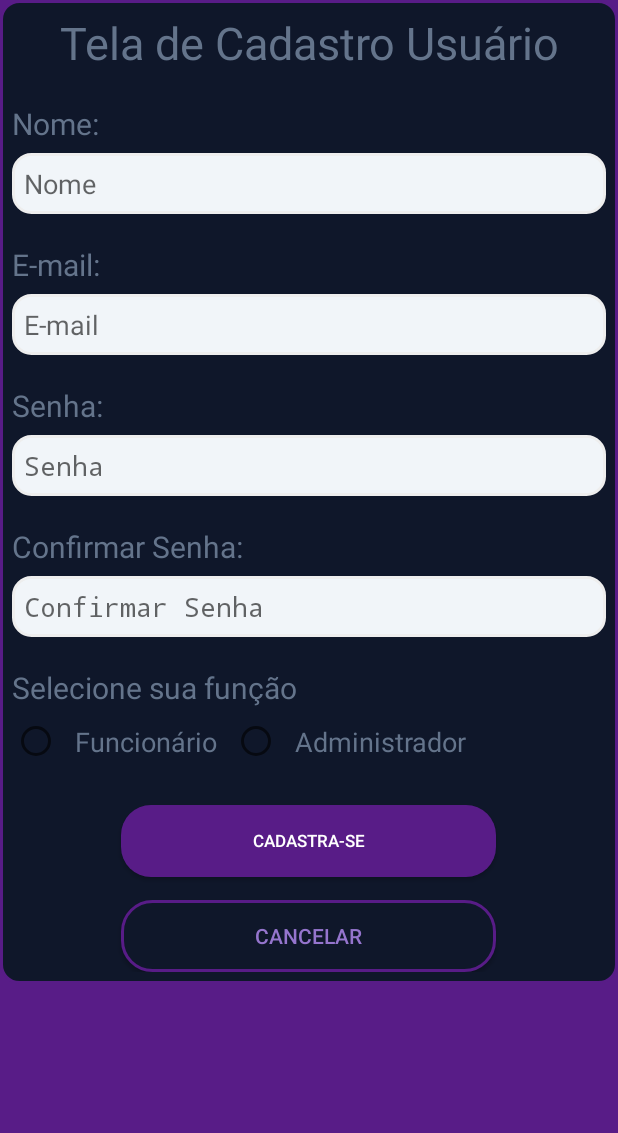
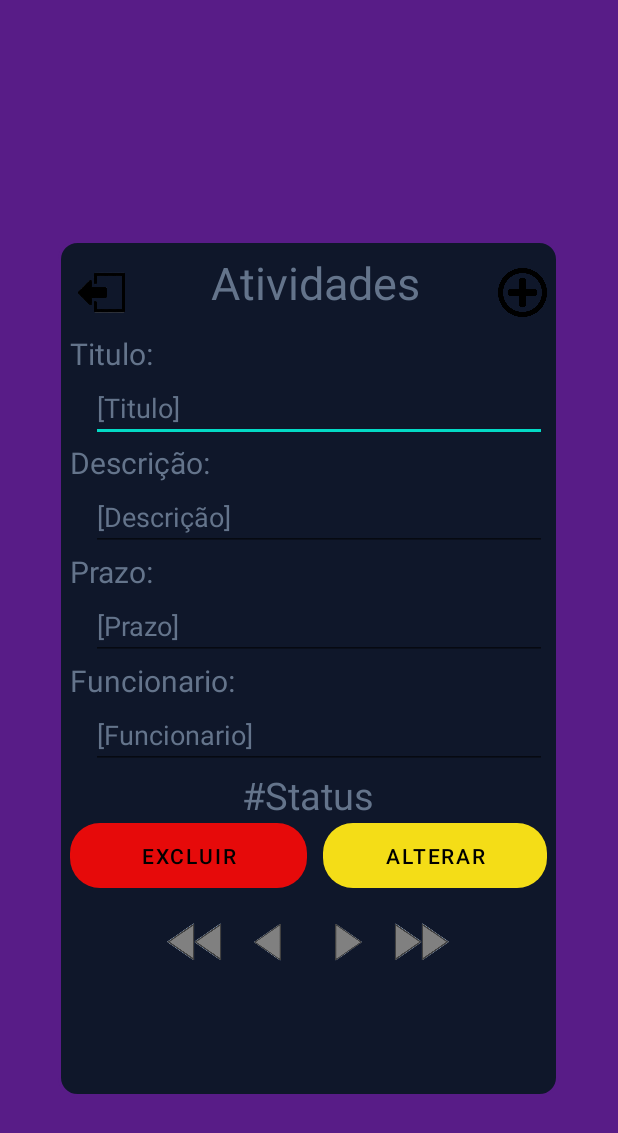
Before and after one commit to luizfeit/FazAi-Projeto_AndroidStudio, an Android app: the VIsualizarAtividadesActivity screen opened directly, with no data from a screen before it, after a tap on "TODO", on a phone screen of 412 x 824 dp. Shown: the top 1133 px of the screen. Run offline under Robolectric (Android 15) with nearby library versions, the phone set to English and light mode, and no system bars.

Commit message:
Adicionando tela de Adm

```diff
--- a/app/src/main/AndroidManifest.xml
+++ b/app/src/main/AndroidManifest.xml
@@ -9,6 +9,9 @@
         android:roundIcon="@mipmap/ic_launcher_round"
         android:supportsRtl="true"
         android:theme="@style/Theme.FazaAiProjetoPimentel">
+        <activity
+            android:name=".VisualizarTelaAdmActivity"
+            android:exported="false" />
         <activity
             android:name=".VIsualizarAtividadesActivity"
             android:exported="false" />
--- a/app/src/main/java/com/example/fazaaiprojetopimentel/VIsualizarAtividadesActivity.java
+++ b/app/src/main/java/com/example/fazaaiprojetopimentel/VIsualizarAtividadesActivity.java
@@ -35,7 +35,7 @@ public class VIsualizarAtividadesActivity extends Activity {
             @Override
             public void onClick(View v) {
                 Intent logout = new Intent(VIsualizarAtividadesActivity.this,
-                        TelaDeCadastroActivity.class);
+                        VisualizarTelaAdmActivity.class);
                 VIsualizarAtividadesActivity.this.startActivity(logout);
             }
         });
--- /dev/null
+++ b/app/src/main/java/com/example/fazaaiprojetopimentel/VisualizarTelaAdmActivity.java
@@ -0,0 +1,21 @@
+package com.example.fazaaiprojetopimentel;
+
+import android.app.Activity;
+import android.content.ContentValues;
+import android.content.Intent;
+import android.os.Bundle;
+import android.app.AlertDialog;
+import android.content.Context;
+import android.database. sqlite.SQLiteDatabase;
+import android.view.View;
+import android.widget.*;
+
+
+public class VisualizarTelaAdmActivity extends Activity {
+
+    @Override
+    protected void onCreate(Bundle savedInstanceState) {
+        super.onCreate(savedInstanceState);
+        setContentView(R.layout.activity_visualizar_tela_adm);
+    }
+}
--- /dev/null
+++ b/app/src/main/res/drawable/btnalterar.xml
@@ -0,0 +1,5 @@
+<?xml version="1.0" encoding="utf-8"?>
+<shape xmlns:android="http://schemas.android.com/apk/res/android">
+    <corners android:radius="20dp" />
+    <solid android:color="#F4DD17" />
+</shape>
--- /dev/null
+++ b/app/src/main/res/drawable/btnexcluir.xml
@@ -0,0 +1,4 @@
+<shape xmlns:android="http://schemas.android.com/apk/res/android">
+    <corners android:radius="20dp" />
+    <solid android:color="#E60A0A" />
+</shape>
--- /dev/null
+++ b/app/src/main/res/layout/activity_visualizar_tela_adm.xml
@@ -0,0 +1,229 @@
+<?xml version="1.0" encoding="utf-8"?>
+<androidx.constraintlayout.widget.ConstraintLayout xmlns:android="http://schemas.android.com/apk/res/android"
+    xmlns:app="http://schemas.android.com/apk/res-auto"
+    xmlns:tools="http://schemas.android.com/tools"
+    android:layout_width="match_parent"
+    android:layout_height="match_parent"
+    tools:context=".VIsualizarAtividadesActivity"
+    android:background="#581C87">
+
+    <LinearLayout
+        android:layout_width="334dp"
+        android:layout_height="571dp"
+        android:layout_marginTop="69dp"
+        android:background="@drawable/telaloginstyles"
+        android:orientation="vertical"
+        app:layout_constraintBottom_toBottomOf="parent"
+        app:layout_constraintEnd_toEndOf="parent"
+        app:layout_constraintHorizontal_bias="0.493"
+        app:layout_constraintStart_toStartOf="parent"
+        app:layout_constraintTop_toTopOf="parent"
+        app:layout_constraintVertical_bias="0.494">
+
+        <LinearLayout
+            android:layout_width="match_parent"
+            android:layout_height="wrap_content"
+            android:orientation="horizontal">
+
+            <ImageView
+                android:id="@+id/imgsair"
+                android:layout_width="32dp"
+                android:layout_height="match_parent"
+                android:layout_weight="1"
+                android:contentDescription="@string/todo"
+                android:src="@drawable/img_sair"
+                tools:ignore="ImageContrastCheck" />
+
+            <TextView
+                android:id="@+id/textView15"
+                android:layout_width="243dp"
+                android:layout_height="54dp"
+                android:text="@string/atividades"
+                android:textAlignment="center"
+                android:textColor="#64748B"
+                android:textSize="30sp" />
+
+            <ImageView
+                android:id="@+id/imgadicionar"
+                android:layout_width="22dp"
+                android:layout_height="match_parent"
+                android:layout_weight="1"
+                android:contentDescription="@string/todo"
+                android:src="@drawable/img_adicionar"
+                tools:ignore="ImageContrastCheck" />
+
+        </LinearLayout>
+
+        <TextView
+            android:id="@+id/textView17"
+            android:layout_width="match_parent"
+            android:layout_height="wrap_content"
+            android:text="@string/titulo"
+            android:textColor="#64748B"
+            android:textSize="20sp"
+            app:layout_constraintStart_toStartOf="parent" />
+
+        <EditText
+            android:id="@+id/txtitulo"
+            android:layout_width="match_parent"
+            android:layout_height="wrap_content"
+            android:layout_marginStart="14sp"
+            android:ems="10"
+            android:hint="@string/tituloComChaves"
+            android:textColorHint="#64748B"
+            tools:ignore="TextContrastCheck,TouchTargetSizeCheck"
+            android:importantForAutofill="no"
+            android:inputType="text" />
+
+        <TextView
+            android:id="@+id/textView19"
+            android:layout_width="match_parent"
+            android:layout_height="wrap_content"
+            android:text="@string/descri_o"
+            android:textColor="#64748B"
+            android:textSize="20sp" />
+
+        <EditText
+            android:id="@+id/txdescricao"
+            android:layout_width="match_parent"
+            android:layout_height="wrap_content"
+            android:layout_marginStart="14sp"
+            android:ems="10"
+            android:hint="@string/descri_oComChaves"
+            android:textColorHint="#64748B"
+            app:layout_constraintStart_toStartOf="parent"
+            tools:ignore="TextContrastCheck,TouchTargetSizeCheck"
+            android:importantForAutofill="no"
+            android:inputType="text"/>
+
+        <TextView
+            android:id="@+id/textView21"
+            android:layout_width="match_parent"
+            android:layout_height="wrap_content"
+            android:text="@string/prazo"
+            android:textColor="#64748B"
+            android:textSize="20sp" />
+
+        <EditText
+            android:id="@+id/txprazo"
+            android:layout_width="match_parent"
+            android:layout_height="wrap_content"
+            android:layout_marginStart="14sp"
+            android:hint="@string/prazoComChaves"
+            android:textColorHint="#64748B"
+            android:ems="10"
+            app:layout_constraintStart_toStartOf="parent"
+            tools:ignore="TextContrastCheck,TouchTargetSizeCheck"
+            android:importantForAutofill="no"
+            android:inputType="text"/>
+
+        <TextView
+            android:id="@+id/textView24"
+            android:layout_width="match_parent"
+            android:layout_height="wrap_content"
+            android:text="@string/funcionario"
+            android:textColor="#64748B"
+            android:textSize="20sp"
+            app:layout_constraintStart_toStartOf="parent" />
+
+        <EditText
+            android:id="@+id/txfuncionario"
+            android:layout_width="match_parent"
+            android:layout_height="wrap_content"
+            android:layout_marginStart="14sp"
+            android:ems="10"
+            android:hint="@string/funcionarioComChaves"
+            android:textColorHint="#64748B"
+            tools:ignore="TextContrastCheck,TouchTargetSizeCheck"
+            android:importantForAutofill="no"
+            android:inputType="text"/>
+
+        <LinearLayout
+            android:layout_width="318dp"
+            android:layout_height="79dp"
+            android:orientation="vertical">
+
+            <TextView
+                android:id="@+id/status"
+                android:layout_width="match_parent"
+                android:layout_height="34dp"
+                android:text="@string/status"
+                android:textAlignment="center"
+                android:textColor="#64748B"
+                android:textSize="25sp" />
+
+            <LinearLayout
+                android:layout_width="match_parent"
+                android:layout_height="wrap_content"
+                android:layout_marginTop="2dp"
+                android:orientation="horizontal">
+
+                <Button
+                    android:id="@+id/button"
+                    style="?android:attr/buttonBarButtonStyle"
+                    android:layout_width="158dp"
+                    android:layout_height="match_parent"
+                    android:layout_marginEnd="5dp"
+                    android:background="@drawable/btnexcluir"
+                    android:text="@string/excluir"
+                    android:textColor="@color/black"
+                    tools:ignore="TouchTargetSizeCheck,TextContrastCheck" />
+
+                <Button
+                    android:id="@+id/button2"
+                    style="?android:attr/buttonBarButtonStyle"
+                    android:layout_width="0dp"
+                    android:layout_height="match_parent"
+                    android:layout_marginStart="5dp"
+                    android:layout_weight="1"
+                    android:background="@drawable/btnalterar"
+                    android:text="@string/alterar"
+                    android:textColor="@color/black"
+                    tools:ignore="TouchTargetSizeCheck,TextContrastCheck" />
+            </LinearLayout>
+
+        </LinearLayout>
+
+        <LinearLayout
+            android:layout_width="match_parent"
+            android:layout_height="wrap_content"
+            android:layout_marginTop="10sp"
+            android:gravity="center">
+
+            <ImageView
+                android:id="@+id/imgprimeiro"
+                android:layout_width="50dp"
+                android:layout_height="50dp"
+                android:backgroundTint="#0F172A"
+                android:contentDescription="@string/todo"
+                android:scaleType="fitXY"
+                android:src="@drawable/botao_primeiro" />
+
+            <ImageView
+                android:id="@+id/imganterior"
+                android:layout_width="50dp"
+                android:layout_height="50dp"
+                android:background="#0F172A"
+                android:contentDescription="@string/todo"
+                android:scaleType="fitXY"
+                android:src="@drawable/botao_anterior" />
+
+            <ImageView
+                android:id="@+id/imgproximo"
+                android:layout_width="50dp"
+                android:layout_height="50dp"
+                android:contentDescription="@string/todo"
+                android:scaleType="fitXY"
+                android:src="@drawable/botao_proximo" />
+
+            <ImageView
+                android:id="@+id/imgultimo"
+                android:layout_width="50dp"
+                android:layout_height="50dp"
+                android:contentDescription="@string/todo"
+                android:scaleType="fitXY"
+                android:src="@drawable/botao_ultimo" />
+        </LinearLayout>
+
+    </LinearLayout>
+</androidx.constraintlayout.widget.ConstraintLayout>
--- a/app/src/main/res/values/strings.xml
+++ b/app/src/main/res/values/strings.xml
@@ -31,7 +31,9 @@
     <string name="status">#Status</string>
     <string name="colocar_data_aqui">Colocar data aqui</string>
     <string name="cadastrar">cadastrar</string>
-    <string name="todo">TODO</string>>
+    <string name="todo">TODO</string>
+    <string name="excluir">Excluir</string>
+    <string name="alterar">Alterar</string>>
     <string-array name="resp">
         <item>Administrativo</item>
         <item>Almoxarifado</item>
```
